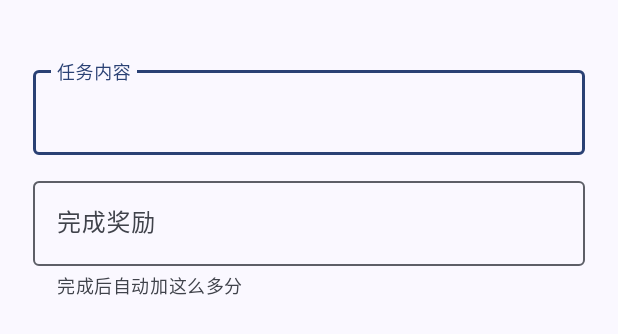
After one commit to wjx119k/habit, an Android app: the layout dialog_eisen_task.xml on its own in the app's theme, with its tools: preview values and no code run, on a phone screen of 412 x 824 dp. The commit adds this screen. Shown: the top 334 px of the screen. Run offline under Robolectric (Android 15) with nearby library versions, the phone set to English and light mode, and no system bars.

Commit message:
feat(艾森豪威尔): 添加任务弹窗改为带浮动标签的表单，说明奖励分数含义

```diff
--- /dev/null
+++ b/app/src/main/res/layout/dialog_eisen_task.xml
@@ -0,0 +1,54 @@
+<?xml version="1.0" encoding="utf-8"?>
+<!-- 添加任务弹窗：任务内容 + 完成奖励分数，两个都带浮动标签 -->
+<LinearLayout xmlns:android="http://schemas.android.com/apk/res/android"
+    xmlns:app="http://schemas.android.com/apk/res-auto"
+    android:layout_width="match_parent"
+    android:layout_height="wrap_content"
+    android:orientation="vertical"
+    android:paddingHorizontal="22dp"
+    android:paddingTop="10dp"
+    android:paddingBottom="4dp">
+
+    <TextView
+        android:id="@+id/tvEisenDialogSubtitle"
+        android:layout_width="match_parent"
+        android:layout_height="wrap_content"
+        android:layout_marginBottom="12dp"
+        android:lineSpacingExtra="2dp"
+        android:textAppearance="?attr/textAppearanceBodyMedium"
+        android:textColor="?attr/colorOnSurfaceVariant" />
+
+    <com.google.android.material.textfield.TextInputLayout
+        android:id="@+id/layoutEisenTitle"
+        style="@style/Widget.Material3.TextInputLayout.OutlinedBox"
+        android:layout_width="match_parent"
+        android:layout_height="wrap_content"
+        android:hint="@string/eisen_field_task">
+
+        <com.google.android.material.textfield.TextInputEditText
+            android:id="@+id/editEisenTitle"
+            android:layout_width="match_parent"
+            android:layout_height="wrap_content"
+            android:inputType="text"
+            android:maxLines="2" />
+    </com.google.android.material.textfield.TextInputLayout>
+
+    <com.google.android.material.textfield.TextInputLayout
+        android:id="@+id/layoutEisenPoints"
+        style="@style/Widget.Material3.TextInputLayout.OutlinedBox"
+        android:layout_width="match_parent"
+        android:layout_height="wrap_content"
+        android:layout_marginTop="12dp"
+        android:hint="@string/eisen_field_points"
+        app:helperText="@string/eisen_points_helper"
+        app:helperTextEnabled="true">
+
+        <com.google.android.material.textfield.TextInputEditText
+            android:id="@+id/editEisenPoints"
+            android:layout_width="match_parent"
+            android:layout_height="wrap_content"
+            android:inputType="numberDecimal"
+            android:maxLines="1" />
+    </com.google.android.material.textfield.TextInputLayout>
+
+</LinearLayout>
--- a/app/src/main/res/values/strings.xml
+++ b/app/src/main/res/values/strings.xml
@@ -441,4 +441,10 @@
     <string name="eisen_remove_confirm">把「%1$s」从矩阵和临时任务里一起移除？</string>
     <string name="eisen_add_task">＋ 添加任务</string>
     <string name="eisen_points_hint">完成得多少分（0.1~999.9）</string>
+    <string name="eisen_dialog_title">添加任务</string>
+    <string name="eisen_dialog_subtitle">放进「%1$s」</string>
+    <string name="eisen_field_task">任务内容</string>
+    <string name="eisen_field_points">完成奖励</string>
+    <string name="eisen_points_helper">完成后自动加这么多分</string>
+    <string name="eisen_error_title">请填写任务内容</string>
 </resources>
```
Also changed, not shown: app/src/main/java/com/example/habit/EisenhowerActivity.kt (+27 -23 lines), 4 other files.
